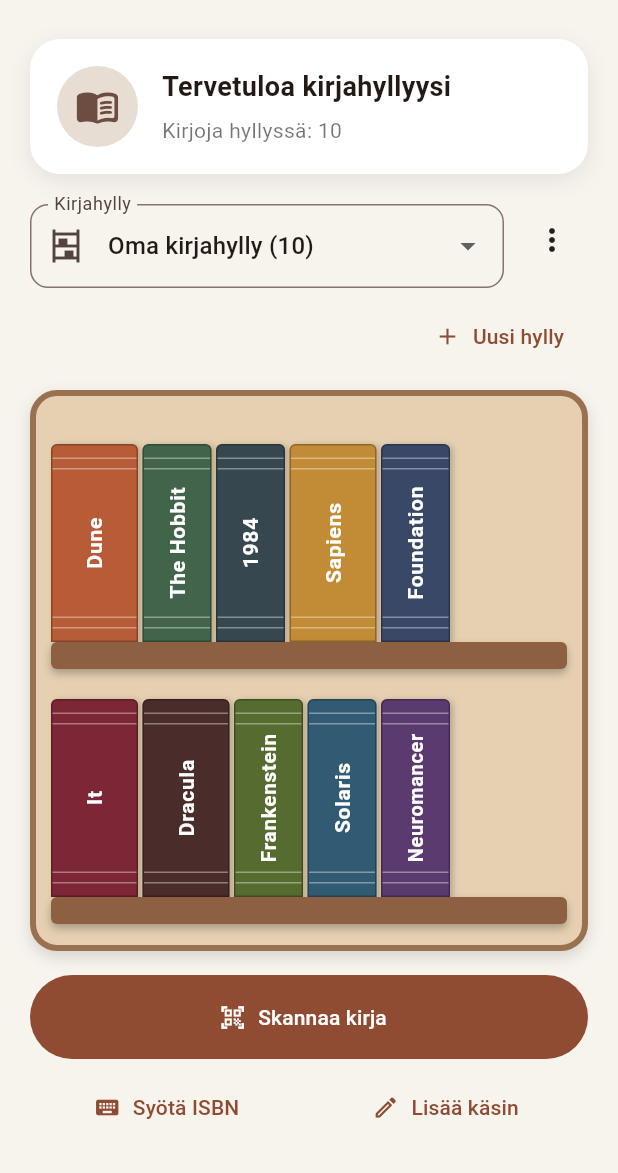
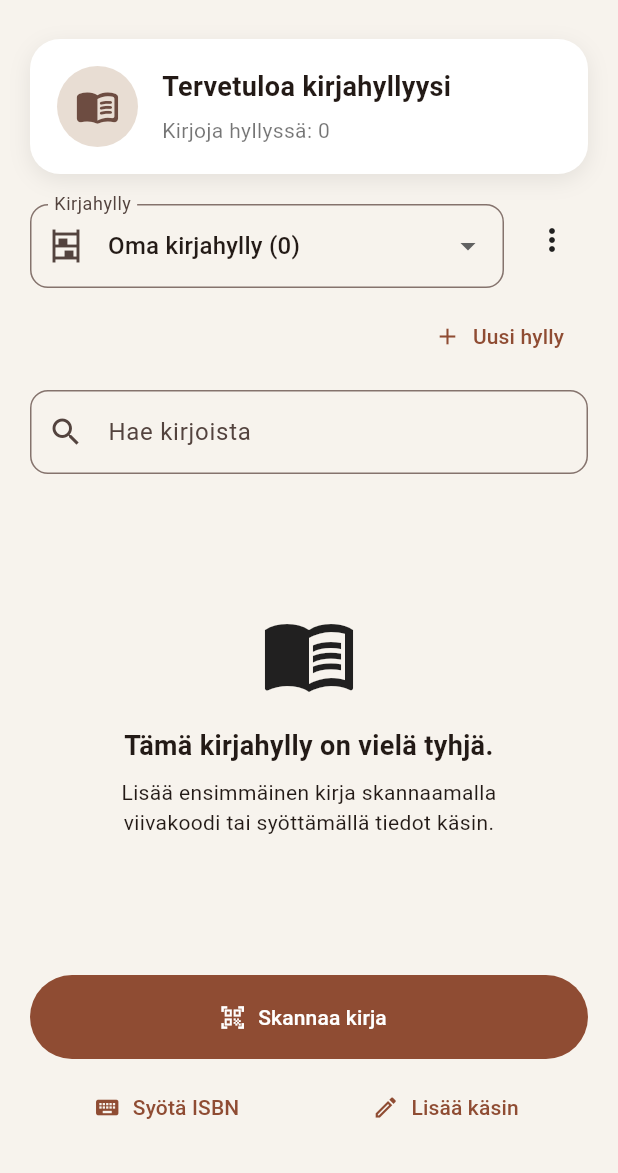
Before and after one commit to Kirjakauppias/my_shelf, a Flutter app: the screen it shows after launch, on a phone screen of 412 x 824 dp, the part 63-1236 px from its top. Run offline on Flutter 3.47's test engine with Material 3 defaults, Android fonts, the phone set to English and light mode, and no system bars; our stand-ins replace shared_preferences; missing offline and left inert: mobile_scanner.

Commit message:
feat: add book search

```diff
--- a/lib/screens/home_screen.dart
+++ b/lib/screens/home_screen.dart
@@ -27,97 +27,36 @@
 
   final BookStorageService _storageService = BookStorageService();
   final ShelfStorageService _shelfStorageService = ShelfStorageService();
+  final TextEditingController _searchController = TextEditingController();
 
   final List<Shelf> shelves = [];
 
   String selectedShelfId = defaultShelf.id;
   bool _isLoading = true;
+  String searchQuery = '';
 
-  final List<Book> books = [
-    const Book(
-      id: 'dune',
-      shelfId: 'default-shelf',
-      title: 'Dune',
-      author: 'Frank Herbert',
-      pageCount: 604,
-      spineColor: Color(0xFFB85C38),
-    ),
-    const Book(
-      id: 'hobbit',
-      shelfId: 'default-shelf',
-      title: 'The Hobbit',
-      author: 'J. R. R. Tolkien',
-      pageCount: 310,
-      spineColor: Color(0xFF41644A),
-    ),
-    const Book(
-      id: '1984',
-      shelfId: 'default-shelf',
-      title: '1984',
-      author: 'George Orwell',
-      pageCount: 328,
-      spineColor: Color(0xFF37474F),
-    ),
-    const Book(
-      id: 'sapiens',
-      shelfId: 'default-shelf',
-      title: 'Sapiens',
-      author: 'Yuval Noah Harari',
-      pageCount: 498,
-      spineColor: Color(0xFFC28B36),
-    ),
-    const Book(
-      id: 'foundation',
-      shelfId: 'default-shelf',
-      title: 'Foundation',
-      author: 'Isaac Asimov',
-      pageCount: 255,
-      spineColor: Color(0xFF394867),
-    ),
-    const Book(
-      id: 'it',
-      shelfId: 'default-shelf',
-      title: 'It',
-      author: 'Stephen King',
-      pageCount: 1168,
-      spineColor: Color(0xFF7D2636),
-    ),
-    const Book(
-      id: 'dracula',
-      shelfId: 'default-shelf',
-      title: 'Dracula',
-      author: 'Bram Stoker',
-      pageCount: 418,
-      spineColor: Color(0xFF4A2C2A),
-    ),
-    const Book(
-      id: 'frankestein',
-      shelfId: 'default-shelf',
-      title: 'Frankenstein',
-      author: 'Mary Shelley',
-      pageCount: 280,
-      spineColor: Color(0xFF556B2F),
-    ),
-    const Book(
-      id: 'solaris',
-      shelfId: 'default-shelf',
-      title: 'Solaris',
-      author: 'Stanislaw Lem',
-      pageCount: 224,
-      spineColor: Color(0xFF315B72),
-    ),
-    const Book(
-      id: 'neuromancer',
-      shelfId: 'default-shelf',
-      title: 'Neuromancer',
-      author: 'William Gibson',
-      pageCount: 271,
-      spineColor: Color(0xFF5B3A70),
-    ),
-  ];
+  final List<Book> books = [];
 
   List<Book> get visibleBooks {
-    return books.where((book) => book.shelfId == selectedShelfId).toList();
+    final shelfBooks = books
+        .where((book) => book.shelfId == selectedShelfId)
+        .toList();
+
+    final normalizedQuery = searchQuery.trim().toLowerCase();
+
+    if (normalizedQuery.isEmpty) {
+      return shelfBooks;
+    }
+
+    return shelfBooks.where((book) {
+      final title = book.title.toLowerCase();
+      final author = book.author.toLowerCase();
+      final isbn = (book.isbn ?? '').toLowerCase();
+
+      return title.contains(normalizedQuery) ||
+          author.contains(normalizedQuery) ||
+          isbn.contains(normalizedQuery);
+    }).toList();
   }
 
   @override
@@ -128,6 +67,8 @@
 
   @override
   Widget build(BuildContext context) {
+    final isKeyboardVisible = MediaQuery.viewInsetsOf(context).bottom > 0;
+
     return Scaffold(
       appBar: AppBar(
         title: const Text(
@@ -151,16 +92,83 @@
                     : Column(
                         children: [
                           _buildShelfSelector(),
-                          Expanded(
-                            child: visibleBooks.isEmpty
-                                ? _buildEmptyShelf()
-                                : Bookshelf(
-                                    books: visibleBooks,
-                                    onReorder: _reorderVisibleBooks,
-                                    onMoveToEnd: _moveBookToEnd,
-                                    onBookTap: _openBookActions,
-                                  ),
+                          _buildSearchField(),
+                          Expanded(child: _buildShelfContent()),
+                        ],
+                      ),
+              ),
+              if (!isKeyboardVisible) ...[
+                const SizedBox(height: 16),
+                Column(
+                  crossAxisAlignment: CrossAxisAlignment.stretch,
+                  children: [
+                    FilledButton.icon(
+                      onPressed: _openBarcodeScanner,
+                      icon: const Icon(Icons.qr_code_scanner),
+                      label: const Text('Skannaa kirja'),
+                      style: const ButtonStyle(
+                        minimumSize: WidgetStatePropertyAll(
+                          Size.fromHeight(56),
+                        ),
+                      ),
+                    ),
+                    const SizedBox(height: 8),
+                    Row(
+                      children: [
+                        Expanded(
+                          child: TextButton.icon(
+                            onPressed: _openManualIsbnSearch,
+                            icon: const Icon(Icons.keyboard),
+                            label: const Text('Syötä ISBN'),
                           ),
+                        ),
+                        Expanded(
+                          child: TextButton.icon(
+                            onPressed: _openManualBookDialog,
+                            icon: const Icon(Icons.edit_outlined),
+                            label: const Text('Lisää käsin'),
+                          ),
+                        ),
+                      ],
+                    ),
+                  ],
+                ),
+              ],
+            ],
+          ),
+        ),
+      ),
+    );
+  }
+  /*@override
+  Widget build(BuildContext context) {
+    final isKeyboardVisible =
+      MediaQuery.viewInsetsOf(context).bottom > 0;
+    return Scaffold(
+      appBar: AppBar(
+        title: const Text(
+          'My Shelf',
+          style: TextStyle(fontWeight: FontWeight.bold),
+        ),
+        centerTitle: true,
+        backgroundColor: const Color(0xFFF7F3ED),
+      ),
+      body: SafeArea(
+        child: Padding(
+          padding: const EdgeInsets.fromLTRB(20, 12, 20, 20),
+          child: Column(
+            crossAxisAlignment: CrossAxisAlignment.stretch,
+            children: [
+              WelcomeCard(bookCount: books.length),
+              const SizedBox(height: 12),
+              Expanded(
+                child: _isLoading
+                    ? const Center(child: CircularProgressIndicator())
+                    : Column(
+                        children: [
+                          _buildShelfSelector(),
+                          _buildSearchField(),
+                          Expanded(child: _buildShelfContent()),
                         ],
                       ),
               ),
@@ -202,7 +210,7 @@
         ),
       ),
     );
-  }
+  }*/
 
   Future<void> _loadAppData() async {
     final results = await Future.wait([
@@ -324,12 +332,15 @@
   }
 
   void _selectShelf(String? shelfId) {
-    if (shelfId == null || shelfId == selectedShelfId) {
+    if (shelfId == null) {
       return;
     }
 
+    _searchController.clear();
+
     setState(() {
       selectedShelfId = shelfId;
+      searchQuery = '';
     });
   }
 
@@ -1134,4 +1145,98 @@
       ),
     );
   }
+
+  Widget _buildSearchField() {
+    return Padding(
+      padding: const EdgeInsets.only(bottom: 12),
+      child: TextField(
+        controller: _searchController,
+        textInputAction: TextInputAction.search,
+        decoration: InputDecoration(
+          labelText: 'Hae kirjoista',
+          hintText: 'Nimi, tekijä tai ISBN',
+          prefixIcon: const Icon(Icons.search),
+          suffixIcon: searchQuery.isEmpty
+              ? null
+              : IconButton(
+                  tooltip: 'Tyhjennä haku',
+                  icon: const Icon(Icons.clear),
+                  onPressed: _clearSearch,
+                ),
+          border: OutlineInputBorder(borderRadius: BorderRadius.circular(12)),
+        ),
+        onChanged: (value) {
+          setState(() {
+            searchQuery = value;
+          });
+        },
+      ),
+    );
+  }
+
+  void _clearSearch() {
+    _searchController.clear();
+
+    setState(() {
+      searchQuery = '';
+    });
+  }
+
+  @override
+  void dispose() {
+    _searchController.dispose();
+    super.dispose();
+  }
+
+  List<Book> get selectedShelfBooks {
+    return books.where((book) => book.shelfId == selectedShelfId).toList();
+  }
+
+  Widget _buildNoSearchResults() {
+    return Center(
+      child: Padding(
+        padding: const EdgeInsets.all(12),
+        child: Column(
+          mainAxisSize: MainAxisSize.min,
+          children: [
+            const Text(
+              'Ei hakutuloksia',
+              style: TextStyle(fontSize: 18, fontWeight: FontWeight.bold),
+            ),
+            const SizedBox(height: 4),
+            Text(
+              'Haulla "$searchQuery" ei löytynyt kirjoja.',
+              textAlign: TextAlign.center,
+              maxLines: 2,
+              overflow: TextOverflow.ellipsis,
+            ),
+            const SizedBox(height: 8),
+            TextButton(
+              onPressed: _clearSearch,
+              child: const Text('Tyhjennä haku'),
+            ),
+          ],
+        ),
+      ),
+    );
+  }
+
+  Widget _buildShelfContent() {
+    if (selectedShelfBooks.isEmpty) {
+      return _buildEmptyShelf();
+    }
+
+    if (visibleBooks.isEmpty && searchQuery.trim().isNotEmpty) {
+      return _buildNoSearchResults();
+    }
+
+    return Bookshelf(
+      books: visibleBooks,
+      onReorder: searchQuery.trim().isEmpty
+          ? _reorderVisibleBooks
+          : ({required Book draggedBook, required Book targetBook}) {},
+      onMoveToEnd: searchQuery.trim().isEmpty ? _moveBookToEnd : (book) {},
+      onBookTap: _openBookActions,
+    );
+  }
 }
```
